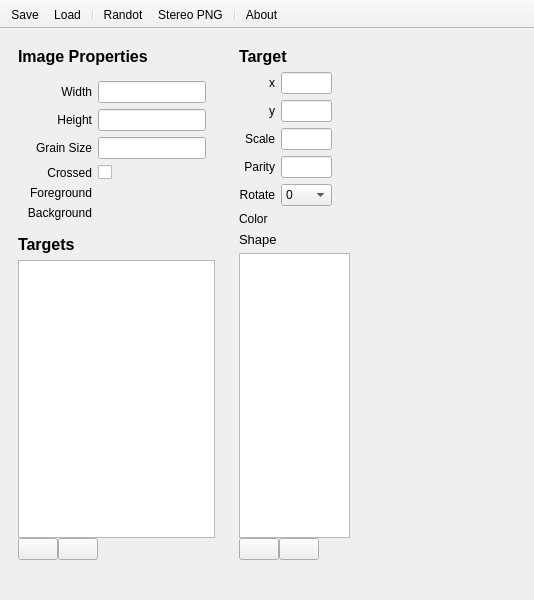
Qt form src/views/mainwindow.ui (PowerSnail/RandotStudio) before a commit; both pictures show x 0 to 534 and y 0 to 600 of the 800 by 600 pixel window.
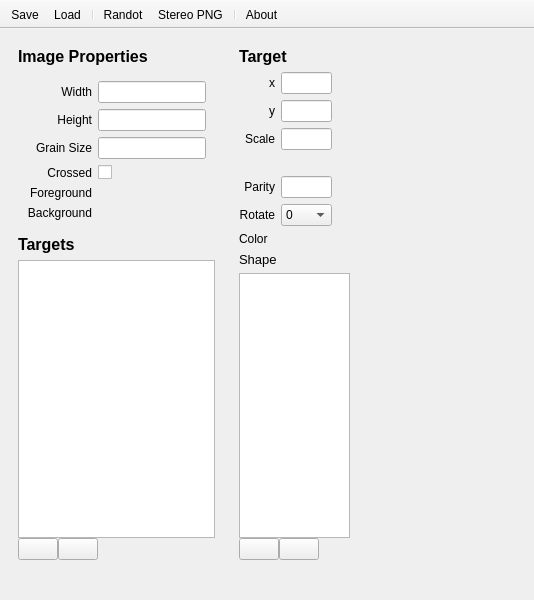
The same form after that commit. Icons and pictures are not drawn. Custom widgets are drawn as their Qt base class.

```diff
--- a/src/views/mainwindow.ui
+++ b/src/views/mainwindow.ui
@@ -246,33 +246,44 @@
        </sizepolicy>
       </property>
       <layout class="QGridLayout" name="gridLayout_2">
-       <item row="5" column="1">
-        <widget class="QComboBox" name="comboBoxRotate">
-         <item>
-          <property name="text">
-           <string>0</string>
-          </property>
-         </item>
-         <item>
-          <property name="text">
-           <string>90</string>
-          </property>
-         </item>
-         <item>
-          <property name="text">
-           <string>180</string>
-          </property>
-         </item>
-         <item>
-          <property name="text">
-           <string>270</string>
-          </property>
-         </item>
-        </widget>
-       </item>
        <item row="1" column="1">
         <widget class="QLineEdit" name="lineEditX"/>
        </item>
+       <item row="3" column="0">
+        <widget class="QLabel" name="label_15">
+         <property name="sizePolicy">
+          <sizepolicy hsizetype="Minimum" vsizetype="Preferred">
+           <horstretch>0</horstretch>
+           <verstretch>0</verstretch>
+          </sizepolicy>
+         </property>
+         <property name="text">
+          <string>Scale</string>
+         </property>
+         <property name="alignment">
+          <set>Qt::AlignRight|Qt::AlignTrailing|Qt::AlignVCenter</set>
+         </property>
+        </widget>
+       </item>
+       <item row="6" column="0">
+        <widget class="QLabel" name="label_13">
+         <property name="sizePolicy">
+          <sizepolicy hsizetype="Minimum" vsizetype="Preferred">
+           <horstretch>0</horstretch>
+           <verstretch>0</verstretch>
+          </sizepolicy>
+         </property>
+         <property name="text">
+          <string>Rotate</string>
+         </property>
+         <property name="alignment">
+          <set>Qt::AlignRight|Qt::AlignTrailing|Qt::AlignVCenter</set>
+         </property>
+        </widget>
+       </item>
+       <item row="5" column="1">
+        <widget class="QLineEdit" name="lineEditParity"/>
+       </item>
        <item row="1" column="0">
         <widget class="QLabel" name="label_10">
          <property name="sizePolicy">
@@ -293,7 +304,7 @@
         <widget class="QLineEdit" name="lineEditScale"/>
        </item>
        <item row="5" column="0">
-        <widget class="QLabel" name="label_13">
+        <widget class="QLabel" name="label_14">
          <property name="sizePolicy">
           <sizepolicy hsizetype="Minimum" vsizetype="Preferred">
            <horstretch>0</horstretch>
@@ -301,13 +312,47 @@
           </sizepolicy>
          </property>
          <property name="text">
-          <string>Rotate</string>
+          <string>Parity</string>
          </property>
          <property name="alignment">
           <set>Qt::AlignRight|Qt::AlignTrailing|Qt::AlignVCenter</set>
          </property>
         </widget>
        </item>
+       <item row="7" column="1">
+        <widget class="ColorChooser" name="colorChooserTarget" native="true"/>
+       </item>
+       <item row="7" column="0">
+        <widget class="QLabel" name="label_12">
+         <property name="text">
+          <string>Color</string>
+         </property>
+        </widget>
+       </item>
+       <item row="6" column="1">
+        <widget class="QComboBox" name="comboBoxRotate">
+         <item>
+          <property name="text">
+           <string>0</string>
+          </property>
+         </item>
+         <item>
+          <property name="text">
+           <string>90</string>
+          </property>
+         </item>
+         <item>
+          <property name="text">
+           <string>180</string>
+          </property>
+         </item>
+         <item>
+          <property name="text">
+           <string>270</string>
+          </property>
+         </item>
+        </widget>
+       </item>
        <item row="0" column="0" colspan="2">
         <widget class="QLabel" name="label_11">
          <property name="font">
@@ -322,7 +367,10 @@
          </property>
         </widget>
        </item>
-       <item row="8" column="0" colspan="5">
+       <item row="2" column="1">
+        <widget class="QLineEdit" name="lineEditY"/>
+       </item>
+       <item row="9" column="0" colspan="5">
         <layout class="QVBoxLayout" name="verticalLayout_2">
          <property name="spacing">
           <number>0</number>
@@ -384,22 +432,6 @@
          </item>
         </layout>
        </item>
-       <item row="3" column="0">
-        <widget class="QLabel" name="label_15">
-         <property name="sizePolicy">
-          <sizepolicy hsizetype="Minimum" vsizetype="Preferred">
-           <horstretch>0</horstretch>
-           <verstretch>0</verstretch>
-          </sizepolicy>
-         </property>
-         <property name="text">
-          <string>Scale</string>
-         </property>
-         <property name="alignment">
-          <set>Qt::AlignRight|Qt::AlignTrailing|Qt::AlignVCenter</set>
-         </property>
-        </widget>
-       </item>
        <item row="2" column="0">
         <widget class="QLabel" name="label_16">
          <property name="sizePolicy">
@@ -416,7 +448,7 @@
          </property>
         </widget>
        </item>
-       <item row="7" column="0" colspan="4">
+       <item row="8" column="0" colspan="4">
         <widget class="QLabel" name="label_2">
          <property name="font">
           <font>
@@ -430,38 +462,18 @@
          </property>
         </widget>
        </item>
-       <item row="2" column="1">
-        <widget class="QLineEdit" name="lineEditY"/>
-       </item>
-       <item row="4" column="0">
-        <widget class="QLabel" name="label_14">
-         <property name="sizePolicy">
-          <sizepolicy hsizetype="Minimum" vsizetype="Preferred">
-           <horstretch>0</horstretch>
-           <verstretch>0</verstretch>
-          </sizepolicy>
-         </property>
-         <property name="text">
-          <string>Parity</string>
-         </property>
-         <property name="alignment">
-          <set>Qt::AlignRight|Qt::AlignTrailing|Qt::AlignVCenter</set>
-         </property>
-        </widget>
-       </item>
        <item row="4" column="1">
-        <widget class="QLineEdit" name="lineEditParity"/>
-       </item>
-       <item row="6" column="0">
-        <widget class="QLabel" name="label_12">
+        <widget class="QLabel" name="labelRealSize">
+         <property name="font">
+          <font>
+           <italic>true</italic>
+          </font>
+         </property>
          <property name="text">
-          <string>Color</string>
+          <string/>
          </property>
         </widget>
        </item>
-       <item row="6" column="1">
-        <widget class="ColorChooser" name="colorChooserTarget" native="true"/>
-       </item>
       </layout>
      </widget>
     </item>
@@ -483,7 +495,7 @@
      <x>0</x>
      <y>0</y>
      <width>800</width>
-     <height>30</height>
+     <height>17</height>
     </rect>
    </property>
   </widget>
```
